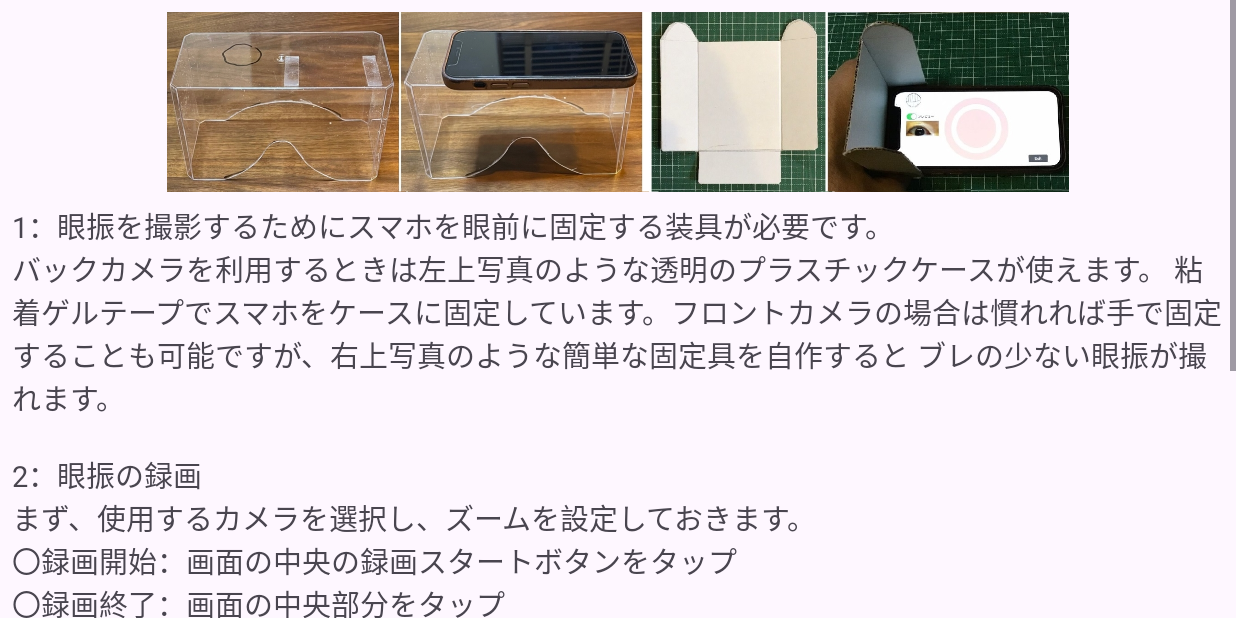
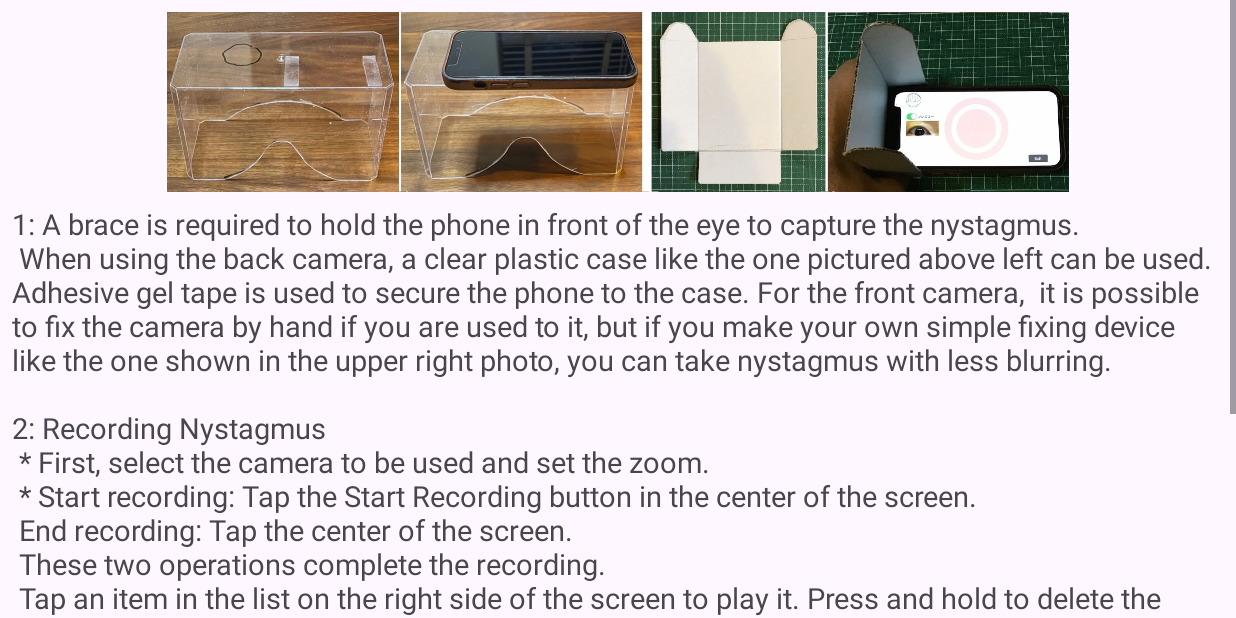
Before and after one commit to tatsu-kuro/aCapNYS, an Android app built with Jetpack Compose: the How2Activity screen opened directly, with no data from a screen before it, on a phone screen of 824 x 412 dp (held sideways). Run offline under Robolectric (Android 15) with nearby library versions, the phone set to English and light mode, and no system bars.

Commit message:
help page 英語を追加。

```diff
--- a/app/build.gradle.kts
+++ b/app/build.gradle.kts
@@ -11,8 +11,8 @@ android {
         applicationId = "com.kuroda33.acapnys"
         minSdk = 24
         targetSdk = 34
-        versionCode = 31
-        versionName = "3.1"
+        versionCode = 32
+        versionName = "1.2"
 
         testInstrumentationRunner = "androidx.test.runner.AndroidJUnitRunner"
     }
--- a/app/src/main/java/com/kuroda33/acapnys/How2Activity.kt
+++ b/app/src/main/java/com/kuroda33/acapnys/How2Activity.kt
@@ -1,38 +1,20 @@
 package com.kuroda33.acapnys
 
-import android.content.Intent
 import androidx.appcompat.app.AppCompatActivity
 import android.os.Bundle
-import android.view.View
-import android.widget.Button
+import android.widget.TextView
+import java.util.Locale
 
 class How2Activity : AppCompatActivity() {
     override fun onCreate(savedInstanceState: Bundle?) {
         super.onCreate(savedInstanceState)
         setContentView(R.layout.activity_how2)
-    //    val exitBtn=findViewById<Button>(R.id.exitButton)
-    //    val sendBtn=findViewById<Button>(R.id.sendButton)
-    //    sendBtn.setOnClickListener{
-    //        val intent = Intent(/* packageContext = */ application,/* cls = */ GyroActivity::class.java)
-    //        startActivity(/* intent = */ intent)
-    //    }
-    //    exitBtn.setOnClickListener(View.OnClickListener {
-            //Log.d(TAG, "surfaceDestroyed...")
-    //        finish()
-    //    })
+        val helpText = findViewById<TextView>(R.id.textView)
+        val lang= Locale.getDefault()
+        if(lang.toString() == "ja_JP") {
+            helpText.setText(R.string.large_text)
+        }else{
+            helpText.setText(R.string.eng_text)
+        }
     }
-   /* override fun onWindowFocusChanged(hasFocus: Boolean) {
-        super.onWindowFocusChanged(hasFocus)
-        if (hasFocus) hideSystemUI()
-    }
-
-    private fun hideSystemUI() {
-        val decorView = window.decorView
-        decorView.systemUiVisibility = (View.SYSTEM_UI_FLAG_IMMERSIVE_STICKY
-                or View.SYSTEM_UI_FLAG_LAYOUT_STABLE
-                or View.SYSTEM_UI_FLAG_LAYOUT_HIDE_NAVIGATION
-                or View.SYSTEM_UI_FLAG_LAYOUT_FULLSCREEN
-                or View.SYSTEM_UI_FLAG_HIDE_NAVIGATION
-                or View.SYSTEM_UI_FLAG_FULLSCREEN)
-    }*/
 }
--- a/app/src/main/res/layout/activity_how2.xml
+++ b/app/src/main/res/layout/activity_how2.xml
@@ -22,12 +22,13 @@
                 android:src="@drawable/sougu"/>
 
             <TextView
+                android:id="@+id/textView"
                 android:layout_width="fill_parent"
                 android:layout_height="wrap_content"
                 android:layout_marginStart="8dp"
                 android:layout_marginTop="8dp"
                 android:layout_marginEnd="8dp"
-                android:text="@string/large_text"
+                android:text="@string/eng_text"
                 android:textSize="19sp" />
         </LinearLayout>
 
--- a/app/src/main/res/values/strings.xml
+++ b/app/src/main/res/values/strings.xml
@@ -12,8 +12,26 @@
         "\n右リストの項目をタップするとそれを再生し、長押しすると削除出来ます。"
         "\n\n3：右上隅の [Gyro] ボタンをタップすると、スマホの pitch, roll, yaw の動きをチェックしてアラームを鳴らし、回数を表示します。前庭リハビリのための機能です。"
         "\n\n4：[Gyro]画面で、Windows アプリ CapNYS が指定する IP-Address, Port を設定すると、ジャイロデータを WiFi でその CapNYS に送信できます。"
-        "Windows用 CapNYS は kuroda33.com/jibika からダウンロード出来ます。\n"
+        "Windows用 CapNYS は https://kuroda33.com/jibika からダウンロード出来ます。\n"
         "         "
+    </string>
+    <string name="eng_text">
+        "1: A brace is required to hold the phone in front of the eye to capture the nystagmus.\n"
+        "When using the back camera, a clear plastic case like the one pictured above left can be used."
+        "Adhesive gel tape is used to secure the phone to the case. For the front camera, "
+        "it is possible to fix the camera by hand if you are used to it, but if you make your own simple fixing device like"
+        "the one shown in the upper right photo, you can take nystagmus with less blurring."
+        "\n\n2: Recording Nystagmus\n"
+        "* First, select the camera to be used and set the zoom.\n"
+        "* Start recording: Tap the Start Recording button in the center of the screen.\n"
+        "End recording: Tap the center of the screen.\n"
+        "These two operations complete the recording.\n"
+        "Tap an item in the list on the right side of the screen to play it. Press and hold to delete the item."
+        "\n\n3: Tap the [Gyro] button in the upper right corner to check your phone's pitch, roll, and yaw movements, "
+        "sound an alarm, and display the number of times. This function is for vestibular rehabilitation."
+        "\n\n4: On the [Gyro] screen, you can set the IP-Address and Port specified by the Windows app CapNYS to send gyro data to that CapNYS via WiFi."
+        "CapNYS for Windows can be downloaded from https://kuroda33.com/jibika."
+        "     "
     </string>
     <string name="permissionText">
         "  \n"
```
